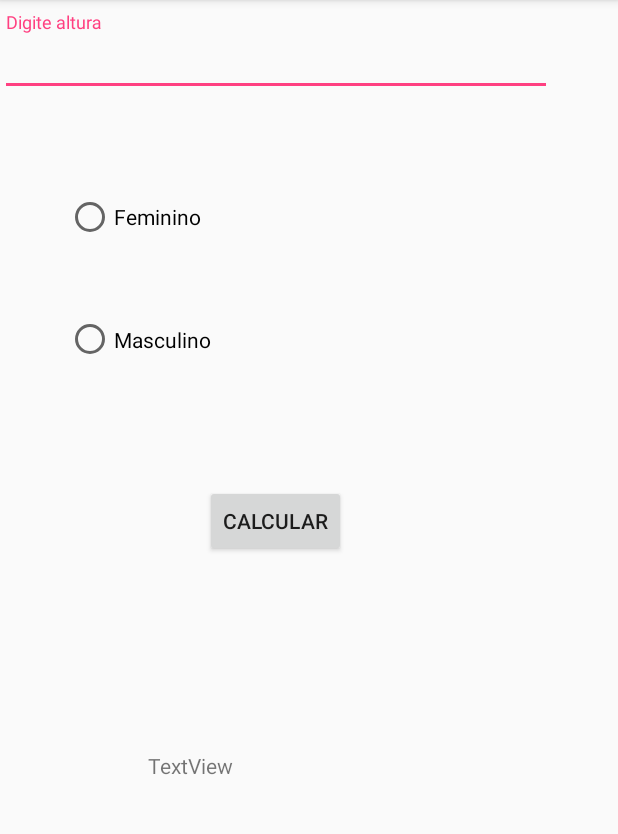
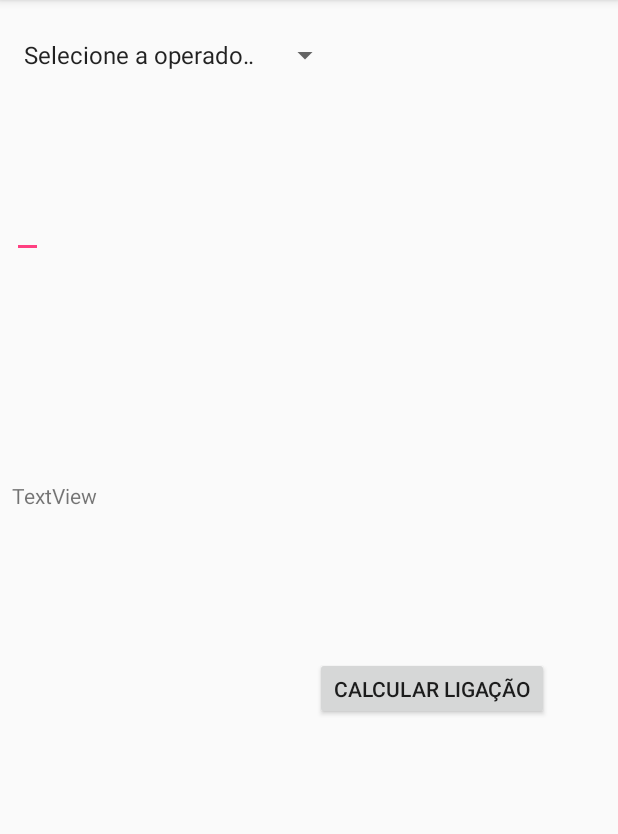
Before and after one commit to Rosahanne/Unama, an Android app: the screen it shows after launch (PesoIdeal before the commit, Main2Activity_CalcLigacao after it), on a phone screen of 412 x 824 dp, the part 84-918 px from its top. Run offline under Robolectric (Android 15) with nearby library versions, the phone set to English and light mode, and no system bars; 1 statement that could not run was skipped.

Commit message:
Aula1503_Unama

```diff
--- a/app/src/main/AndroidManifest.xml
+++ b/app/src/main/AndroidManifest.xml
@@ -9,13 +9,20 @@
         android:roundIcon="@mipmap/ic_launcher_round"
         android:supportsRtl="true"
         android:theme="@style/AppTheme">
-        <activity android:name=".MainActivity"/>
-        <activity android:name=".Calc_Volume"/>
+        <activity android:name=".MainActivity" />
+        <activity android:name=".Calc_Volume" />
         <activity android:name=".PesoIdeal">
             <intent-filter>
-                <action android:name="android.intent.action.MAIN"/>
+                <action android:name="android.intent.action.MAIN" />
 
-                <category android:name="android.intent.category.LAUNCHER"/>
+                <category android:name="android.intent.category.LAUNCHER" />
+            </intent-filter>
+        </activity>
+        <activity android:name=".Main2Activity_CalcLigacao">
+            <intent-filter>
+                <action android:name="android.intent.action.MAIN" />
+
+                <category android:name="android.intent.category.LAUNCHER" />
             </intent-filter>
         </activity>
     </application>
--- /dev/null
+++ b/app/src/main/java/com/example/a26144859/appexemplo/Main2Activity_CalcLigacao.java
@@ -0,0 +1,68 @@
+package com.example.a26144859.appexemplo;
+
+import android.app.Activity;
+import android.support.design.widget.TextInputEditText;
+import android.support.v7.app.AppCompatActivity;
+import android.os.Bundle;
+import android.view.View;
+import android.widget.ArrayAdapter;
+import android.widget.Button;
+import android.widget.Spinner;
+import android.widget.TextView;
+
+public class Main2Activity_CalcLigacao extends AppCompatActivity {
+
+
+    private Spinner spOperadora;
+    private TextInputEditText tempoLigacao;
+    private TextView valorTotal;
+    private Button btn_calcularLigacao;
+
+
+    @Override
+    protected void onCreate(Bundle savedInstanceState) {
+        super.onCreate(savedInstanceState);
+        setContentView(R.layout.activity_main2__calc_ligacao);
+
+
+        tempoLigacao = findViewById(R.id.ipL_tempoLigacao);
+        valorTotal = findViewById(R.id.txt_ValorTotal);
+        btn_calcularLigacao = findViewById(R.id.btn_CalcLig);
+
+
+
+        btn_calcularLigacao.setOnClickListener(new View.OnClickListener() {
+
+            @Override
+
+            public void onClick(View v) {
+
+
+                if (spOperadora == Op1) {
+
+                }
+
+
+
+
+            }
+
+        });
+
+        private void carregaSpinner(Activity Main2Activity_CalcLigacao){
+            spOperadora = findViewById(R.id.sp_Op);
+            ArrayAdapter<CharSequence> adapter = ArrayAdapter.createFromResource
+
+                    (this.activity,R.array.lista_Operadoras,
+
+                            android.R.layout.simple_spinner_item);
+
+            spOperadora.setAdapter(adapter);
+
+        }
+
+
+    }
+
+
+}
--- /dev/null
+++ b/app/src/main/res/layout/activity_main2__calc_ligacao.xml
@@ -0,0 +1,76 @@
+<?xml version="1.0" encoding="utf-8"?>
+<android.support.constraint.ConstraintLayout xmlns:android="http://schemas.android.com/apk/res/android"
+    xmlns:app="http://schemas.android.com/apk/res-auto"
+    xmlns:tools="http://schemas.android.com/tools"
+    android:layout_width="match_parent"
+    android:layout_height="match_parent"
+    tools:context=".Main2Activity_CalcLigacao">
+
+    <Spinner
+        android:id="@+id/sp_Op"
+        android:layout_width="219dp"
+        android:layout_height="41dp"
+        android:layout_marginStart="8dp"
+        android:layout_marginLeft="8dp"
+        android:layout_marginTop="16dp"
+        android:entries="@array/lista_Operadoras"
+        android:spinnerMode="dialog"
+        android:visibility="visible"
+        app:layout_constraintStart_toStartOf="parent"
+        app:layout_constraintTop_toTopOf="parent" />
+
+    <android.support.design.widget.TextInputLayout
+        android:id="@+id/textInputLayout4"
+        android:layout_width="221dp"
+        android:layout_height="wrap_content"
+        android:layout_marginStart="8dp"
+        android:layout_marginLeft="8dp"
+        android:layout_marginTop="116dp"
+        android:layout_marginEnd="8dp"
+        android:layout_marginRight="8dp"
+        app:layout_constraintEnd_toEndOf="parent"
+        app:layout_constraintHorizontal_bias="0.0"
+        app:layout_constraintStart_toStartOf="parent"
+        app:layout_constraintTop_toTopOf="parent">
+
+        <android.support.design.widget.TextInputEditText
+            android:id="@+id/ipL_tempoLigacao"
+            android:layout_width="wrap_content"
+            android:layout_height="wrap_content"
+            android:hint="@string/ipL_tempoLigacao" />
+    </android.support.design.widget.TextInputLayout>
+
+    <TextView
+        android:id="@+id/txt_ValorTotal"
+        android:layout_width="150dp"
+        android:layout_height="38dp"
+        android:layout_marginStart="8dp"
+        android:layout_marginLeft="8dp"
+        android:layout_marginTop="8dp"
+        android:layout_marginBottom="269dp"
+        android:text="TextView"
+        android:visibility="visible"
+        app:layout_constraintBottom_toBottomOf="parent"
+        app:layout_constraintStart_toStartOf="parent"
+        app:layout_constraintTop_toBottomOf="@+id/textInputLayout4" />
+
+    <Button
+        android:id="@+id/btn_CalcLig"
+        android:layout_width="wrap_content"
+        android:layout_height="42dp"
+        android:layout_marginStart="52dp"
+        android:layout_marginLeft="52dp"
+        android:layout_marginTop="8dp"
+        android:layout_marginEnd="8dp"
+        android:layout_marginRight="8dp"
+        android:layout_marginBottom="288dp"
+        android:text="@string/btn_CalcLig"
+        android:visibility="visible"
+        app:layout_constraintBottom_toBottomOf="parent"
+        app:layout_constraintEnd_toEndOf="parent"
+        app:layout_constraintHorizontal_bias="0.0"
+        app:layout_constraintStart_toEndOf="@+id/txt_ValorTotal"
+        app:layout_constraintTop_toTopOf="parent"
+        app:layout_constraintVertical_bias="1.0" />
+
+</android.support.constraint.ConstraintLayout>
--- a/app/src/main/res/values/strings.xml
+++ b/app/src/main/res/values/strings.xml
@@ -3,8 +3,17 @@
     <string name="pi_altura">Digite a altura</string>
     <string name="pId_altura">Digite altura</string>
     <string name="btn_calcPesoIdeal">Calcular</string>
-    <string name="pId_resultado"/>
+    <string name="pId_resultado" />
     <string name="rdBtn_feminino">Feminino</string>
     <string name="rdBtn_masculino">Masculino</string>
+    <string name="ipL_operadora">Digite a operadora</string>
+    <string name="ipL_tempoLigacao">Digite o tempo da ligação</string>
+    <string name="btn_CalcLig">Calcular Ligação</string>
+    <string-array name="lista_Operadoras">
+        <item>Selecione a operadora</item>
+        <item>Op1</item>
+        <item>Op2</item>
+        <item>Op3</item>
+    </string-array>
 
 </resources>
```
Lines whose indentation alone changed are shown as unchanged.
